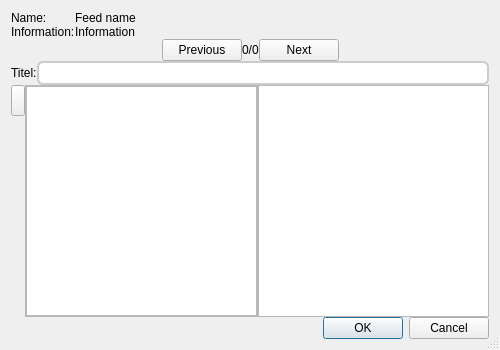
Before: the Qt Designer form plugins/FeedReader/gui/PreviewFeedDialog.ui in RetroShare/RetroShare, drawn with Qt 5.
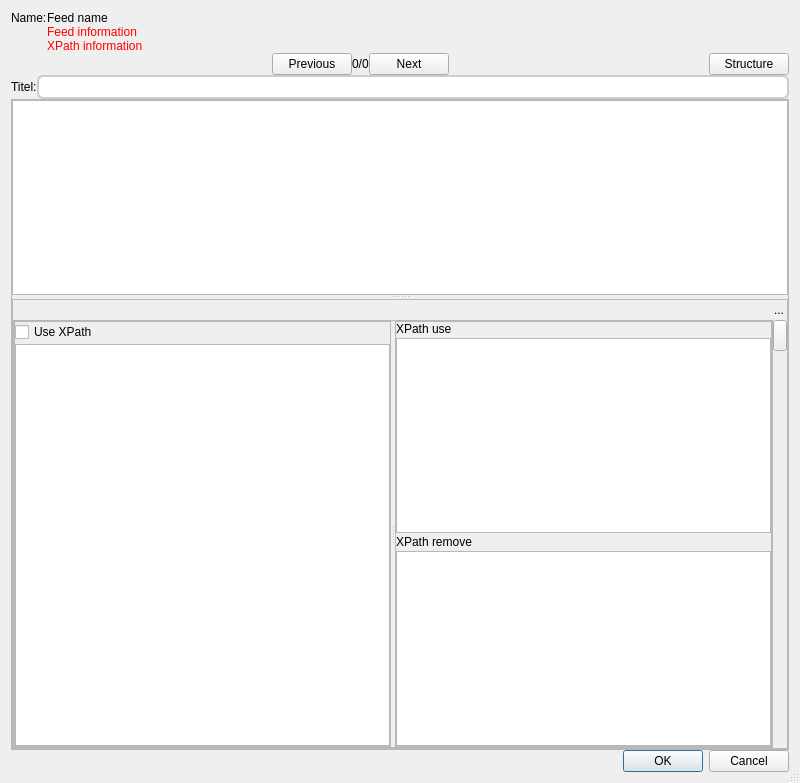
After: the same form once the commit is applied. Icons and pictures are not drawn.

Commit message: FeedReader plugin - reserved service id - reworked error codes - added xpath manipulation and basic gui elements in preview dialog

```diff
--- a/plugins/FeedReader/gui/PreviewFeedDialog.ui
+++ b/plugins/FeedReader/gui/PreviewFeedDialog.ui
@@ -6,8 +6,8 @@
    <rect>
     <x>0</x>
     <y>0</y>
-    <width>500</width>
-    <height>350</height>
+    <width>800</width>
+    <height>783</height>
    </rect>
   </property>
   <property name="windowTitle">
@@ -45,23 +45,97 @@
        </property>
       </widget>
      </item>
-     <item row="1" column="0">
-      <widget class="QLabel" name="infoLabel">
-       <property name="text">
-        <string>Information:</string>
-       </property>
-      </widget>
-     </item>
      <item row="1" column="1">
       <widget class="QLabel" name="feedInfoLabel">
+       <property name="palette">
+        <palette>
+         <active>
+          <colorrole role="WindowText">
+           <brush brushstyle="SolidPattern">
+            <color alpha="255">
+             <red>255</red>
+             <green>0</green>
+             <blue>0</blue>
+            </color>
+           </brush>
+          </colorrole>
+         </active>
+         <inactive>
+          <colorrole role="WindowText">
+           <brush brushstyle="SolidPattern">
+            <color alpha="255">
+             <red>255</red>
+             <green>0</green>
+             <blue>0</blue>
+            </color>
+           </brush>
+          </colorrole>
+         </inactive>
+         <disabled>
+          <colorrole role="WindowText">
+           <brush brushstyle="SolidPattern">
+            <color alpha="255">
+             <red>118</red>
+             <green>116</green>
+             <blue>108</blue>
+            </color>
+           </brush>
+          </colorrole>
+         </disabled>
+        </palette>
+       </property>
        <property name="text">
-        <string>Information</string>
+        <string notr="true">Feed information</string>
        </property>
        <property name="wordWrap">
         <bool>true</bool>
        </property>
       </widget>
      </item>
+     <item row="2" column="1">
+      <widget class="QLabel" name="xpathInfoLabel">
+       <property name="palette">
+        <palette>
+         <active>
+          <colorrole role="WindowText">
+           <brush brushstyle="SolidPattern">
+            <color alpha="255">
+             <red>255</red>
+             <green>0</green>
+             <blue>0</blue>
+            </color>
+           </brush>
+          </colorrole>
+         </active>
+         <inactive>
+          <colorrole role="WindowText">
+           <brush brushstyle="SolidPattern">
+            <color alpha="255">
+             <red>255</red>
+             <green>0</green>
+             <blue>0</blue>
+            </color>
+           </brush>
+          </colorrole>
+         </inactive>
+         <disabled>
+          <colorrole role="WindowText">
+           <brush brushstyle="SolidPattern">
+            <color alpha="255">
+             <red>118</red>
+             <green>116</green>
+             <blue>108</blue>
+            </color>
+           </brush>
+          </colorrole>
+         </disabled>
+        </palette>
+       </property>
+       <property name="text">
+        <string notr="true">XPath information</string>
+       </property>
+      </widget>
+     </item>
     </layout>
    </item>
    <item>
@@ -131,6 +205,16 @@
        </property>
       </spacer>
      </item>
+     <item>
+      <widget class="QPushButton" name="structureButton">
+       <property name="text">
+        <string>Structure</string>
+       </property>
+       <property name="checkable">
+        <bool>true</bool>
+       </property>
+      </widget>
+     </item>
     </layout>
    </item>
    <item>
@@ -173,92 +257,241 @@
     </layout>
    </item>
    <item>
-    <layout class="QHBoxLayout" name="msgLayout">
-     <property name="spacing">
-      <number>0</number>
+    <widget class="QSplitter" name="messageSplitter">
+     <property name="sizePolicy">
+      <sizepolicy hsizetype="Preferred" vsizetype="MinimumExpanding">
+       <horstretch>0</horstretch>
+       <verstretch>0</verstretch>
+      </sizepolicy>
      </property>
-     <item>
-      <layout class="QVBoxLayout" name="leftSidelLayout">
-       <item>
-        <widget class="QPushButton" name="documentButton">
-         <property name="minimumSize">
-          <size>
-           <width>14</width>
-           <height>31</height>
-          </size>
-         </property>
-         <property name="maximumSize">
-          <size>
-           <width>14</width>
-           <height>31</height>
-          </size>
-         </property>
-         <property name="text">
-          <string/>
-         </property>
-         <property name="iconSize">
-          <size>
-           <width>16</width>
-           <height>31</height>
-          </size>
-         </property>
-         <property name="checkable">
-          <bool>true</bool>
-         </property>
-        </widget>
-       </item>
-       <item>
-        <spacer name="spacer">
-         <property name="orientation">
-          <enum>Qt::Vertical</enum>
-         </property>
-         <property name="sizeHint" stdset="0">
-          <size>
-           <width>12</width>
-           <height>329</height>
-          </size>
-         </property>
-        </spacer>
-       </item>
-      </layout>
-     </item>
-     <item>
-      <widget class="QFrame" name="documentFrame">
-       <property name="frameShape">
-        <enum>QFrame::StyledPanel</enum>
+     <property name="frameShape">
+      <enum>QFrame::StyledPanel</enum>
+     </property>
+     <property name="frameShadow">
+      <enum>QFrame::Raised</enum>
+     </property>
+     <property name="orientation">
+      <enum>Qt::Vertical</enum>
+     </property>
+     <property name="childrenCollapsible">
+      <bool>false</bool>
+     </property>
+     <widget class="QTextBrowser" name="msgText"/>
+     <widget class="QFrame" name="structureFrame">
+      <property name="frameShape">
+       <enum>QFrame::StyledPanel</enum>
+      </property>
+      <property name="frameShadow">
+       <enum>QFrame::Raised</enum>
+      </property>
+      <layout class="QVBoxLayout" name="verticalLayout">
+       <property name="spacing">
+        <number>0</number>
        </property>
-       <property name="frameShadow">
-        <enum>QFrame::Raised</enum>
+       <property name="margin">
+        <number>0</number>
        </property>
-       <layout class="QVBoxLayout" name="verticalLayout">
-        <property name="spacing">
-         <number>0</number>
-        </property>
-        <property name="margin">
-         <number>0</number>
-        </property>
-        <item>
-         <widget class="QTreeWidget" name="documentTreeWidget">
-          <property name="wordWrap">
-           <bool>true</bool>
-          </property>
-          <attribute name="headerVisible">
-           <bool>false</bool>
-          </attribute>
-          <column>
+       <item>
+        <layout class="QHBoxLayout" name="structureLayout2">
+         <property name="spacing">
+          <number>0</number>
+         </property>
+         <item>
+          <spacer name="structureSpacer">
+           <property name="orientation">
+            <enum>Qt::Horizontal</enum>
+           </property>
+           <property name="sizeHint" stdset="0">
+            <size>
+             <width>40</width>
+             <height>20</height>
+            </size>
+           </property>
+          </spacer>
+         </item>
+         <item>
+          <widget class="QToolButton" name="closeStructureButton">
+           <property name="maximumSize">
+            <size>
+             <width>16</width>
+             <height>16</height>
+            </size>
+           </property>
+           <property name="styleSheet">
+            <string notr="true">QToolButton
+{
+ border-image: url(:/images/closenormal.png) 
+}
+                                
+QToolButton:hover 
+{
+border-image: url(:/images/closehover.png) 
+}
+                                
+QToolButton:pressed  {
+border-image: url(:/images/closepressed.png) 
+}</string>
+           </property>
            <property name="text">
-            <string notr="true">1</string>
+            <string>...</string>
            </property>
-          </column>
-         </widget>
-        </item>
-       </layout>
-      </widget>
-     </item>
-     <item>
-      <widget class="QTextBrowser" name="msgText"/>
-     </item>
-    </layout>
+           <property name="autoRaise">
+            <bool>true</bool>
+           </property>
+          </widget>
+         </item>
+        </layout>
+       </item>
+       <item>
+        <layout class="QHBoxLayout" name="structureLayout1">
+         <item>
+          <widget class="QSplitter" name="structureSplitter">
+           <property name="sizePolicy">
+            <sizepolicy hsizetype="MinimumExpanding" vsizetype="Preferred">
+             <horstretch>0</horstretch>
+             <verstretch>0</verstretch>
+            </sizepolicy>
+           </property>
+           <property name="frameShape">
+            <enum>QFrame::StyledPanel</enum>
+           </property>
+           <property name="frameShadow">
+            <enum>QFrame::Raised</enum>
+           </property>
+           <property name="orientation">
+            <enum>Qt::Horizontal</enum>
+           </property>
+           <property name="childrenCollapsible">
+            <bool>false</bool>
+           </property>
+           <widget class="QFrame" name="structureTreeFrame">
+            <property name="frameShape">
+             <enum>QFrame::StyledPanel</enum>
+            </property>
+            <property name="frameShadow">
+             <enum>QFrame::Raised</enum>
+            </property>
+            <layout class="QVBoxLayout" name="verticalLayout_4">
+             <property name="spacing">
+              <number>2</number>
+             </property>
+             <property name="margin">
+              <number>0</number>
+             </property>
+             <item>
+              <widget class="QCheckBox" name="useXPathCheckBox">
+               <property name="text">
+                <string>Use XPath</string>
+               </property>
+              </widget>
+             </item>
+             <item>
+              <widget class="QTreeWidget" name="structureTreeWidget">
+               <property name="wordWrap">
+                <bool>true</bool>
+               </property>
+               <attribute name="headerVisible">
+                <bool>false</bool>
+               </attribute>
+               <attribute name="headerStretchLastSection">
+                <bool>false</bool>
+               </attribute>
+               <column>
+                <property name="text">
+                 <string notr="true">1</string>
+                </property>
+               </column>
+              </widget>
+             </item>
+            </layout>
+           </widget>
+           <widget class="QFrame" name="xpathFrame">
+            <property name="frameShape">
+             <enum>QFrame::StyledPanel</enum>
+            </property>
+            <property name="frameShadow">
+             <enum>QFrame::Raised</enum>
+            </property>
+            <layout class="QVBoxLayout" name="verticalLayout_3">
+             <property name="spacing">
+              <number>2</number>
+             </property>
+             <property name="margin">
+              <number>0</number>
+             </property>
+             <item>
+              <widget class="QLabel" name="xpathUseLabel">
+               <property name="text">
+                <string>XPath use</string>
+               </property>
+              </widget>
+             </item>
+             <item>
+              <widget class="QListWidget" name="xpathUseListWidget">
+               <property name="contextMenuPolicy">
+                <enum>Qt::CustomContextMenu</enum>
+               </property>
+              </widget>
+             </item>
+             <item>
+              <widget class="QLabel" name="xpathRemoveLabel">
+               <property name="text">
+                <string>XPath remove</string>
+               </property>
+              </widget>
+             </item>
+             <item>
+              <widget class="QListWidget" name="xpathRemoveListWidget">
+               <property name="contextMenuPolicy">
+                <enum>Qt::CustomContextMenu</enum>
+               </property>
+              </widget>
+             </item>
+            </layout>
+           </widget>
+          </widget>
+         </item>
+         <item>
+          <layout class="QVBoxLayout" name="xpathLayout">
+           <item>
+            <widget class="QPushButton" name="xpathPushButton">
+             <property name="minimumSize">
+              <size>
+               <width>14</width>
+               <height>31</height>
+              </size>
+             </property>
+             <property name="maximumSize">
+              <size>
+               <width>14</width>
+               <height>31</height>
+              </size>
+             </property>
+             <property name="checkable">
+              <bool>true</bool>
+             </property>
+            </widget>
+           </item>
+           <item>
+            <spacer name="verticalSpacer">
+             <property name="orientation">
+              <enum>Qt::Vertical</enum>
+             </property>
+             <property name="sizeHint" stdset="0">
+              <size>
+               <width>13</width>
+               <height>13</height>
+              </size>
+             </property>
+            </spacer>
+           </item>
+          </layout>
+         </item>
+        </layout>
+       </item>
+      </layout>
+     </widget>
+    </widget>
    </item>
    <item>
     <layout class="QVBoxLayout" name="previewLayout">
```
Left out of the diff: 6 changed lines with no effect on the pictures. The commit also changes 21 other files.
